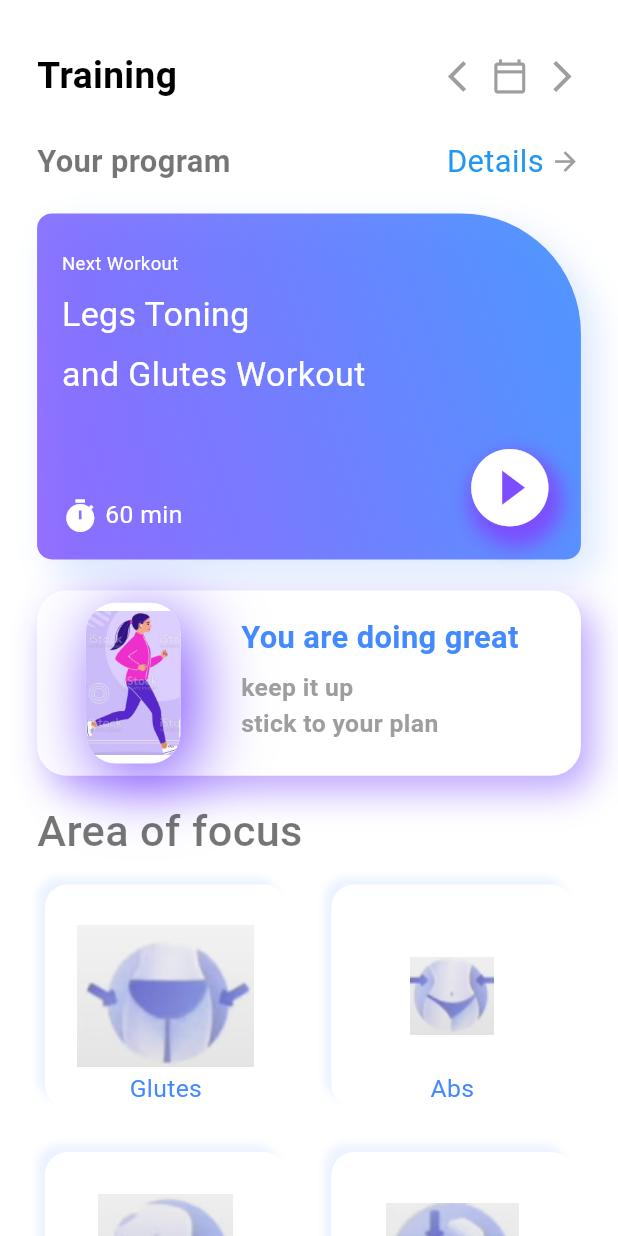
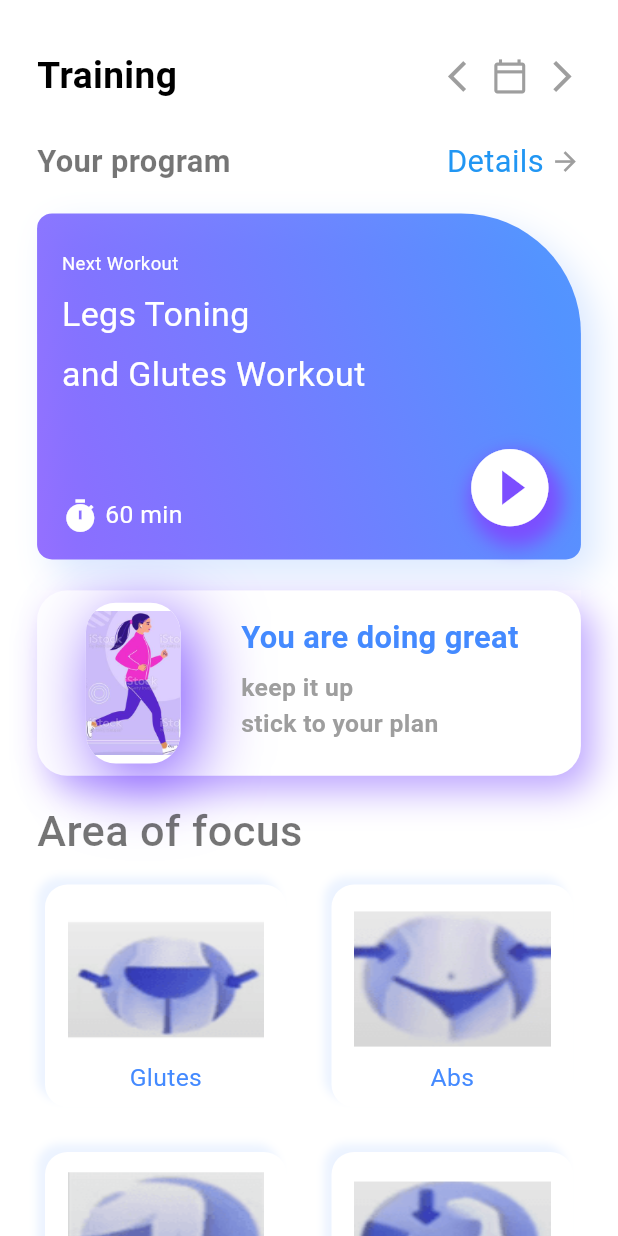
Before and after one commit to Dogrud/Training-Assistant-App, a Flutter app: the screen it shows after launch, on a phone screen of 412 x 824 dp. Run offline on Flutter 3.47's test engine with Material 3 defaults, Android fonts, the phone set to English and light mode, and no system bars; our stand-ins replace get, video_player.

Commit message:
resized images of the main page, but couldn't fix the issue with two of them. They look a bit smaller.

```diff
--- a/lib/ui/mainPage.dart
+++ b/lib/ui/mainPage.dart
@@ -12,7 +12,7 @@ class mainPage extends StatefulWidget {
 
 class _GetStartedState extends State<mainPage> {
   List info = [];
-  _initData(){
+  _initData() {
     DefaultAssetBundle.of(context).loadString("json/info.json").then((value) {
       setState(() {
         info = json.decode(value);
@@ -20,9 +20,8 @@ class _GetStartedState extends State<mainPage> {
     });
   }
 
-
   @override
-  void initState(){
+  void initState() {
     super.initState();
     _initData();
   }
@@ -88,7 +87,9 @@ class _GetStartedState extends State<mainPage> {
               ),
               Expanded(child: Container()),
               InkWell(
-                onTap: ((){Get.to(() => videoInfo());}),
+                onTap: (() {
+                  Get.to(() => videoInfo());
+                }),
                 child: Text(
                   "Details",
                   style: TextStyle(
@@ -293,109 +294,112 @@ class _GetStartedState extends State<mainPage> {
               ],
             ),
           ),
-          SizedBox(height: size.height*0.02,),
+          SizedBox(
+            height: size.height * 0.02,
+          ),
           Row(
             children: [
               Text(
                 "Area of focus",
                 textAlign: TextAlign.center,
-                style:
-                TextStyle(fontSize: size.width*0.07,fontWeight: FontWeight.w500, color: Colors.black54),
+                style: TextStyle(
+                    fontSize: size.width * 0.07,
+                    fontWeight: FontWeight.w500,
+                    color: Colors.black54),
               )
             ],
           ),
-          Expanded(child: OverflowBox(
+          Expanded(
+              child: OverflowBox(
             maxWidth: size.width,
             child: MediaQuery.removePadding(
               context: context,
               removeTop: true,
               child: ListView.builder(
-                  itemCount: (info.length.toDouble()/2).toInt(),
-                  itemBuilder:(_,i){
-                    int a = 2*i;
-                    int b = 2*i +1;
+                  itemCount: (info.length.toDouble() / 2).toInt(),
+                  itemBuilder: (_, i) {
+                    int a = 2 * i;
+                    int b = 2 * i + 1;
                     return Row(
                       mainAxisAlignment: MainAxisAlignment.start,
                       children: [
                         Container(
-                          padding: EdgeInsets.only(top: size.height*0.012),
-                          margin: EdgeInsets.only(left: 30,bottom: 15,top: 15),
-                          height: size.height*0.18,
-                          width: (size.width-90)/2,
+                            padding: EdgeInsets.only(top: size.height * 0.012),
+                            margin:
+                                EdgeInsets.only(left: 30, bottom: 15, top: 15),
+                            height: size.height * 0.18,
+                            width: (size.width - 90) / 2,
                             decoration: BoxDecoration(
                                 color: Colors.white,
                                 borderRadius: BorderRadius.circular(15),
-                            image: DecorationImage(
-                              opacity: 0.7,
-                              image: AssetImage(
-                                info[a]["img"]
-                                //"assets/images/calf.png"
-                              ),
-
-                            ),
                                 boxShadow: [
                                   BoxShadow(
                                       blurRadius: 4,
                                       offset: Offset(-5, -5),
-                                  color: Colors.blueAccent.withOpacity(0.1)
-                              )
-                            ]
-                        ),
-                        child: Align(
+                                      color: Colors.blueAccent.withOpacity(0.1))
+                                ]),
+                            child: Column(
+                              children: [
+                                Container(
+                                    width: ((size.width - 150) / 2),
+                                    height: size.height * 0.13,
+                                    child: Image(
+                                        image:
+                                            Image.asset(info[a]["img"]).image,
+                                        alignment: Alignment.center,
+                                        fit: BoxFit.fill)),
+                                Align(
                                   alignment: Alignment.bottomCenter,
                                   child: Text(
                                     info[a]["title"],
                                     style: TextStyle(
-                                fontSize: size.width*0.04,
-                                color: Colors.blueAccent
+                                        fontSize: size.width * 0.04,
+                                        color: Colors.blueAccent),
                                   ),
                                 ),
-                        ),
-                      ),
+                              ],
+                            )),
                         Container(
-                          padding: EdgeInsets.only(top: size.height*0.012),
-                          height: size.height*0.18,
-                          margin: EdgeInsets.only(left: 30,bottom: 15,top: 15),
-                          width: (size.width-90)/2,
+                            padding: EdgeInsets.only(top: size.height * 0.012),
+                            margin:
+                                EdgeInsets.only(left: 30, bottom: 15, top: 15),
+                            height: size.height * 0.18,
+                            width: (size.width - 90) / 2,
                             decoration: BoxDecoration(
                                 color: Colors.white,
                                 borderRadius: BorderRadius.circular(15),
-                              image: DecorationImage(
-                                opacity: 0.7,
-                                image: AssetImage(
-                                    info[b]["img"]
-                                  //"assets/images/calf.png"
-                                ),
-
-                              ),
                                 boxShadow: [
                                   BoxShadow(
                                       blurRadius: 4,
                                       offset: Offset(-5, -5),
-                                    color: Colors.blueAccent.withOpacity(0.1)
-                                )
-                              ]
-                          ),
-                          child: Align(
+                                      color: Colors.blueAccent.withOpacity(0.1))
+                                ]),
+                            child: Column(
+                              children: [
+                                Container(
+                                    width: ((size.width - 150) / 2),
+                                    height: size.height * 0.13,
+                                    child: Image(
+                                        image:
+                                            Image.asset(info[b]["img"]).image,
+                                        alignment: Alignment.center,
+                                        fit: BoxFit.fill)),
+                                Align(
                                   alignment: Alignment.bottomCenter,
                                   child: Text(
                                     info[b]["title"],
                                     style: TextStyle(
-                                  fontSize: size.width*0.04,
-                                  color: Colors.blueAccent
+                                        fontSize: size.width * 0.04,
+                                        color: Colors.blueAccent),
                                   ),
                                 ),
-                          ),
-                        )
-
                               ],
-
+                            ))
+                      ],
                     );
-                  }
-              ),
+                  }),
             ),
           ))
-
         ]),
       ),
     );
```
Also changed, not shown: assets/images/belly.png, assets/images/biceps.png, assets/images/calf.png, assets/images/hips.png. Lines whose indentation alone changed are shown as unchanged.
